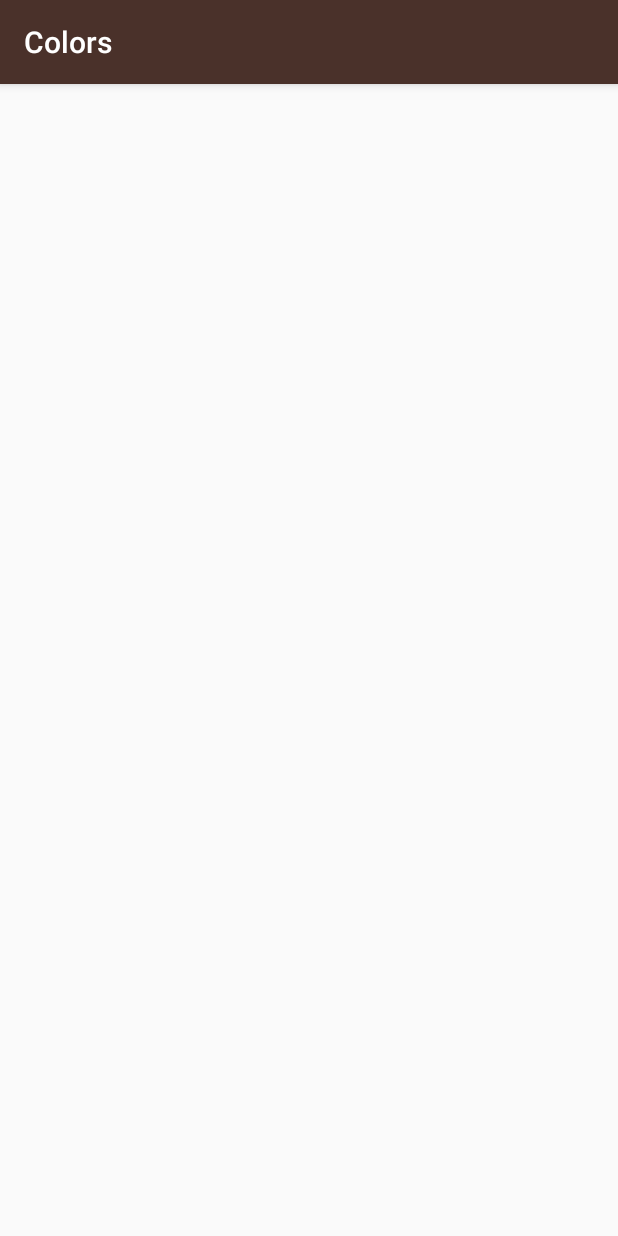
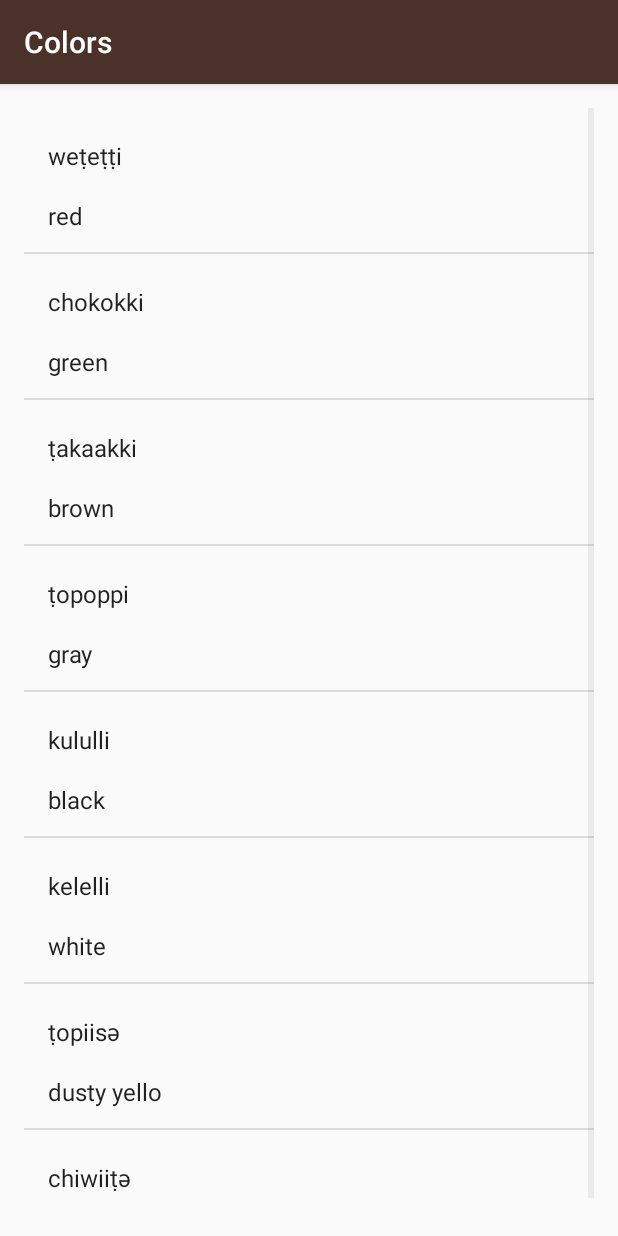
Before and after one commit to tomaszkolonko/AndroidBasics_Miwok, an Android app: the ColorsActivity screen opened directly, with no data from a screen before it, on a phone screen of 412 x 824 dp. Run offline under Robolectric (Android 15) with nearby library versions, the phone set to English and light mode, and no system bars.

Commit message:
Added remaining data to the app

```diff
--- a/app/src/main/java/com/example/android/miwok/ColorsActivity.java
+++ b/app/src/main/java/com/example/android/miwok/ColorsActivity.java
@@ -2,6 +2,9 @@
 
 import android.support.v7.app.AppCompatActivity;
 import android.os.Bundle;
+import android.widget.ListView;
+
+import java.util.ArrayList;
 
 public class ColorsActivity extends AppCompatActivity {
 
@@ -9,5 +12,19 @@
     protected void onCreate(Bundle savedInstanceState) {
         super.onCreate(savedInstanceState);
         setContentView(R.layout.activity_colors);
+
+        ArrayList<Word> colorsList = new ArrayList<>();
+        colorsList.add(new Word("red", "weṭeṭṭi"));
+        colorsList.add(new Word("green", "chokokki"));
+        colorsList.add(new Word("brown", "ṭakaakki"));
+        colorsList.add(new Word("gray", "ṭopoppi"));
+        colorsList.add(new Word("black", "kululli"));
+        colorsList.add(new Word("white", "kelelli"));
+        colorsList.add(new Word("dusty yello", "ṭopiisә"));
+        colorsList.add(new Word("mustard yellow", "chiwiiṭә"));
+
+        WordAdapter wordAdapter = new WordAdapter(this, colorsList);
+        ListView listView = (ListView) findViewById(R.id.colorsList);
+        listView.setAdapter(wordAdapter);
     }
 }
--- a/app/src/main/java/com/example/android/miwok/Word.java
+++ b/app/src/main/java/com/example/android/miwok/Word.java
@@ -7,6 +7,11 @@
     private String mDefaultWord;
     private String mMiwokWord;
 
+
+    private Word() {
+        this.mDefaultWord = "";
+        this.mMiwokWord = "";
+    }
     /**
      * Create a Word object with the default and Miwok translations
      *
@@ -14,6 +19,7 @@
      * @param miwokWord
      */
     public Word(String defaultWord, String miwokWord) {
+        this();
         this.mDefaultWord = defaultWord;
         this.mMiwokWord = miwokWord;
     }
--- a/app/src/main/res/layout/activity_colors.xml
+++ b/app/src/main/res/layout/activity_colors.xml
@@ -1,11 +1,11 @@
 <?xml version="1.0" encoding="utf-8"?>
-<LinearLayout xmlns:android="http://schemas.android.com/apk/res/android"
+<ListView xmlns:android="http://schemas.android.com/apk/res/android"
     xmlns:tools="http://schemas.android.com/tools"
+    android:id="@+id/colorsList"
     android:layout_width="match_parent"
     android:layout_height="match_parent"
+    android:orientation="vertical"
     android:padding="@dimen/activity_padding"
-    android:orientation="vertical"
-    android:id="@+id/colorsRootView"
     tools:context=".ColorsActivity">
 
-</LinearLayout>
+</ListView>
--- a/app/src/main/res/layout/activity_familiy.xml
+++ b/app/src/main/res/layout/activity_familiy.xml
@@ -1,11 +1,11 @@
 <?xml version="1.0" encoding="utf-8"?>
-<LinearLayout xmlns:android="http://schemas.android.com/apk/res/android"
+<ListView xmlns:android="http://schemas.android.com/apk/res/android"
     xmlns:tools="http://schemas.android.com/tools"
     android:layout_width="match_parent"
     android:layout_height="match_parent"
     android:padding="@dimen/activity_padding"
     android:orientation="vertical"
-    android:id="@+id/familyRootView"
+    android:id="@+id/familyList"
     tools:context=".FamiliyActivity">
 
-</LinearLayout>
+</ListView>
--- a/app/src/main/res/layout/activity_numbers.xml
+++ b/app/src/main/res/layout/activity_numbers.xml
@@ -1,7 +1,7 @@
 <?xml version="1.0" encoding="utf-8"?>
 <ListView xmlns:android="http://schemas.android.com/apk/res/android"
     xmlns:tools="http://schemas.android.com/tools"
-    android:id="@+id/list"
+    android:id="@+id/numbersList"
     android:layout_width="match_parent"
     android:layout_height="match_parent"
     android:orientation="vertical"
--- a/app/src/main/res/layout/activity_phrases.xml
+++ b/app/src/main/res/layout/activity_phrases.xml
@@ -1,11 +1,11 @@
 <?xml version="1.0" encoding="utf-8"?>
-<LinearLayout xmlns:android="http://schemas.android.com/apk/res/android"
+<ListView xmlns:android="http://schemas.android.com/apk/res/android"
     xmlns:tools="http://schemas.android.com/tools"
     android:layout_width="match_parent"
     android:layout_height="match_parent"
     android:padding="@dimen/activity_padding"
     android:orientation="vertical"
-    android:id="@+id/phrasesRootView"
+    android:id="@+id/phrasesList"
     tools:context=".PhrasesActivity">
 
-</LinearLayout>
+</ListView>
--- a/app/src/main/res/layout/list.xml
+++ b/app/src/main/res/layout/list.xml
@@ -5,7 +5,7 @@
     android:orientation="vertical">
 
     <TextView
-        android:id="@+id/defaultWord"
+        android:id="@+id/miwokWord"
         android:layout_width="match_parent"
         android:layout_height="wrap_content"
         android:gravity="center_vertical"
@@ -15,7 +15,7 @@
         android:textAppearance="?android:attr/textAppearanceListItemSmall" />
 
     <TextView
-        android:id="@+id/miwokWord"
+        android:id="@+id/defaultWord"
         android:layout_width="match_parent"
         android:layout_height="wrap_content"
         android:gravity="center_vertical"
```
Also changed, not shown: app/src/main/java/com/example/android/miwok/FamiliyActivity.java (+19 -0 lines), app/src/main/java/com/example/android/miwok/NumbersActivity.java (+13 -13 lines), app/src/main/java/com/example/android/miwok/PhrasesActivity.java (+19 -0 lines).
